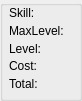
Qt form ui/SkillBox.ui (Fenrai/AradBuilder) before a commit.
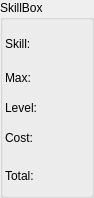
The same form after that commit.

The edit to the form file:
```diff
--- a/ui/SkillBox.ui
+++ b/ui/SkillBox.ui
@@ -6,66 +6,151 @@
    <rect>
     <x>0</x>
     <y>0</y>
-    <width>82</width>
-    <height>101</height>
+    <width>94</width>
+    <height>198</height>
    </rect>
   </property>
   <property name="windowTitle">
    <string>SkillBox</string>
   </property>
   <property name="title">
-   <string/>
+   <string>SkillBox</string>
   </property>
   <layout class="QHBoxLayout" name="mainLayout">
    <property name="spacing">
     <number>3</number>
    </property>
    <property name="leftMargin">
-    <number>6</number>
+    <number>0</number>
    </property>
    <property name="topMargin">
-    <number>0</number>
+    <number>6</number>
    </property>
    <property name="rightMargin">
-    <number>6</number>
+    <number>0</number>
    </property>
    <property name="bottomMargin">
-    <number>6</number>
+    <number>0</number>
    </property>
    <item>
     <layout class="QGridLayout" name="gridLayout">
-     <item row="0" column="0" alignment="Qt::AlignVCenter">
+     <property name="leftMargin">
+      <number>2</number>
+     </property>
+     <property name="rightMargin">
+      <number>2</number>
+     </property>
+     <property name="horizontalSpacing">
+      <number>0</number>
+     </property>
+     <item row="5" column="0">
+      <widget class="QLabel" name="label_5">
+       <property name="minimumSize">
+        <size>
+         <width>0</width>
+         <height>25</height>
+        </size>
+       </property>
+       <property name="maximumSize">
+        <size>
+         <width>16777215</width>
+         <height>25</height>
+        </size>
+       </property>
+       <property name="text">
+        <string>Total:</string>
+       </property>
+      </widget>
+     </item>
+     <item row="1" column="0">
+      <widget class="QLabel" name="label_2">
+       <property name="minimumSize">
+        <size>
+         <width>0</width>
+         <height>25</height>
+        </size>
+       </property>
+       <property name="maximumSize">
+        <size>
+         <width>16777215</width>
+         <height>25</height>
+        </size>
+       </property>
+       <property name="text">
+        <string>Max:</string>
+       </property>
+      </widget>
+     </item>
+     <item row="0" column="0">
       <widget class="QLabel" name="label">
+       <property name="minimumSize">
+        <size>
+         <width>0</width>
+         <height>32</height>
+        </size>
+       </property>
+       <property name="maximumSize">
+        <size>
+         <width>16777215</width>
+         <height>32</height>
+        </size>
+       </property>
        <property name="text">
         <string>Skill:</string>
        </property>
       </widget>
      </item>
-     <item row="1" column="0" alignment="Qt::AlignVCenter">
-      <widget class="QLabel" name="label_2">
-       <property name="text">
-        <string>MaxLevel:</string>
-       </property>
-      </widget>
-     </item>
-     <item row="2" column="0" alignment="Qt::AlignVCenter">
+     <item row="2" column="0">
       <widget class="QLabel" name="label_3">
+       <property name="minimumSize">
+        <size>
+         <width>0</width>
+         <height>25</height>
+        </size>
+       </property>
+       <property name="maximumSize">
+        <size>
+         <width>16777215</width>
+         <height>25</height>
+        </size>
+       </property>
        <property name="text">
         <string>Level:</string>
        </property>
       </widget>
      </item>
-     <item row="3" column="0" alignment="Qt::AlignVCenter">
+     <item row="3" column="0">
       <widget class="QLabel" name="label_4">
+       <property name="minimumSize">
+        <size>
+         <width>0</width>
+         <height>25</height>
+        </size>
+       </property>
+       <property name="maximumSize">
+        <size>
+         <width>16777215</width>
+         <height>25</height>
+        </size>
+       </property>
        <property name="text">
         <string>Cost:</string>
        </property>
       </widget>
      </item>
-     <item row="4" column="0" alignment="Qt::AlignVCenter">
-      <widget class="QLabel" name="label_5">
-       <property name="text">
-        <string>Total:</string>
+     <item row="4" column="0">
+      <widget class="QWidget" name="widget" native="true">
+       <property name="minimumSize">
+        <size>
+         <width>0</width>
+         <height>3</height>
+        </size>
+       </property>
+       <property name="maximumSize">
+        <size>
+         <width>16777215</width>
+         <height>3</height>
+        </size>
        </property>
       </widget>
      </item>
```
